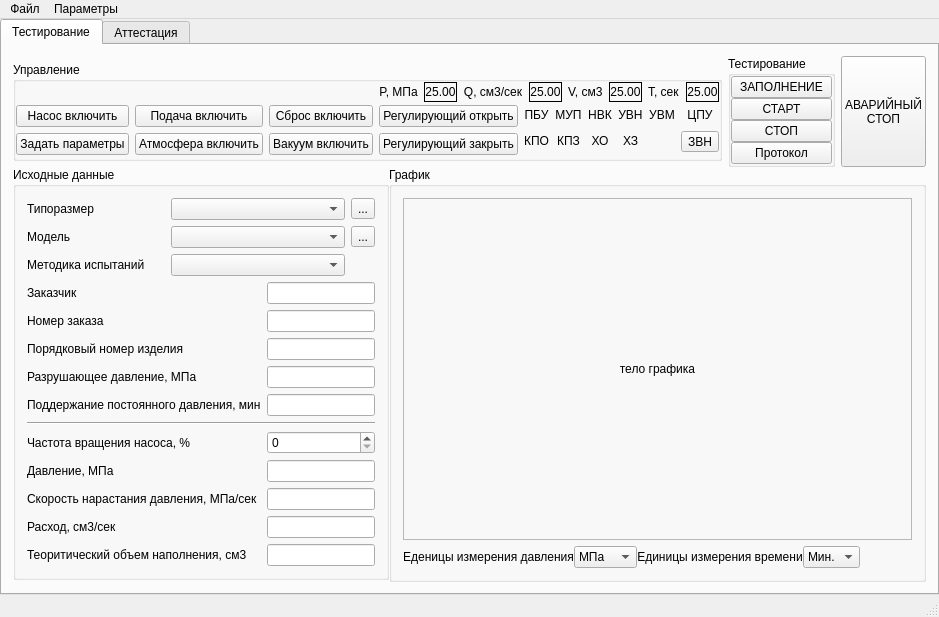
Above: main_window.ui from firef0xff/ttm25 before the change. Below: the same form after it.
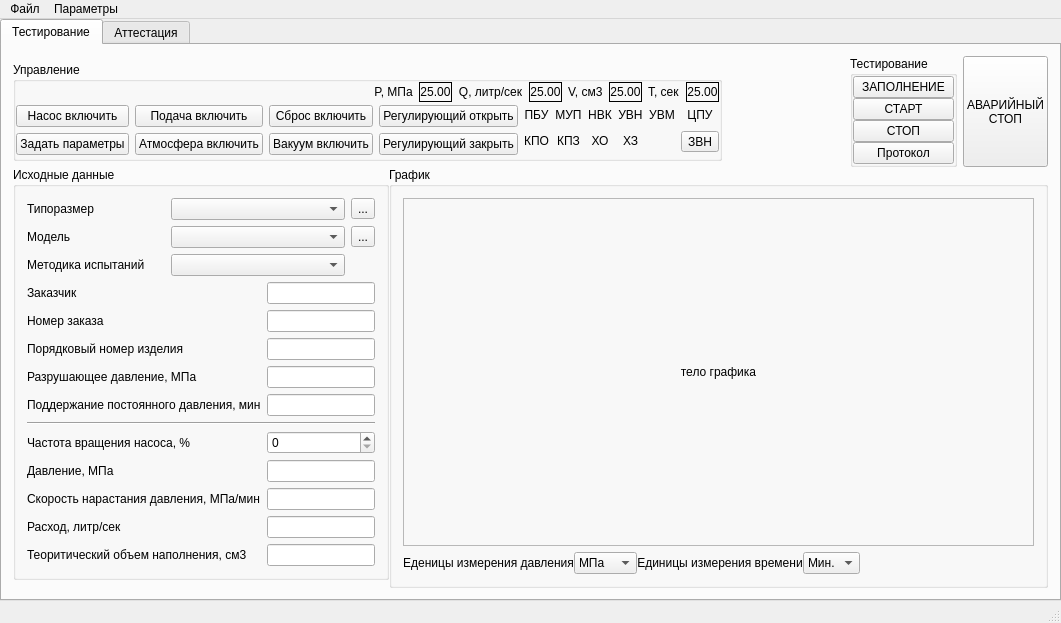
That is the form after the change.

Patch:
```diff
--- a/main_window.ui
+++ b/main_window.ui
@@ -9,8 +9,8 @@
    <rect>
     <x>0</x>
     <y>0</y>
-    <width>864</width>
-    <height>581</height>
+    <width>1061</width>
+    <height>623</height>
    </rect>
   </property>
   <property name="windowTitle">
@@ -161,7 +161,7 @@
                       </font>
                      </property>
                      <property name="text">
-                      <string>Q, см3/cек</string>
+                      <string>Q, литр/сек</string>
                      </property>
                      <property name="alignment">
                       <set>Qt::AlignCenter</set>
@@ -871,7 +871,7 @@
                    <item row="9" column="0">
                     <widget class="QLabel" name="lPressureSpeed">
                      <property name="text">
-                      <string>Скорость нарастания давления, МПа/сек</string>
+                      <string>Скорость нарастания давления, МПа/мин</string>
                      </property>
                     </widget>
                    </item>
@@ -888,7 +888,7 @@
                    <item row="10" column="0">
                     <widget class="QLabel" name="lExpenditure_2">
                      <property name="text">
-                      <string>Расход, см3/сек</string>
+                      <string>Расход, литр/сек</string>
                      </property>
                     </widget>
                    </item>
@@ -1246,8 +1246,8 @@
     <rect>
      <x>0</x>
      <y>0</y>
-     <width>864</width>
-     <height>21</height>
+     <width>1061</width>
+     <height>19</height>
     </rect>
    </property>
    <widget class="QMenu" name="menu">
```
